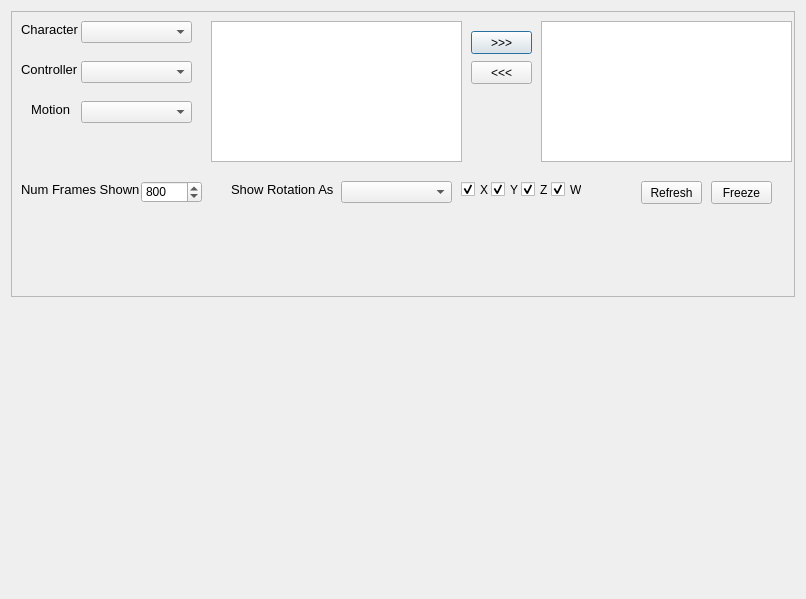
First picture: the form in core/smartbody/sbm-debugger/gui/designer/DataViewerDialog.ui, repository DrAlta/smartbody, before the edit.
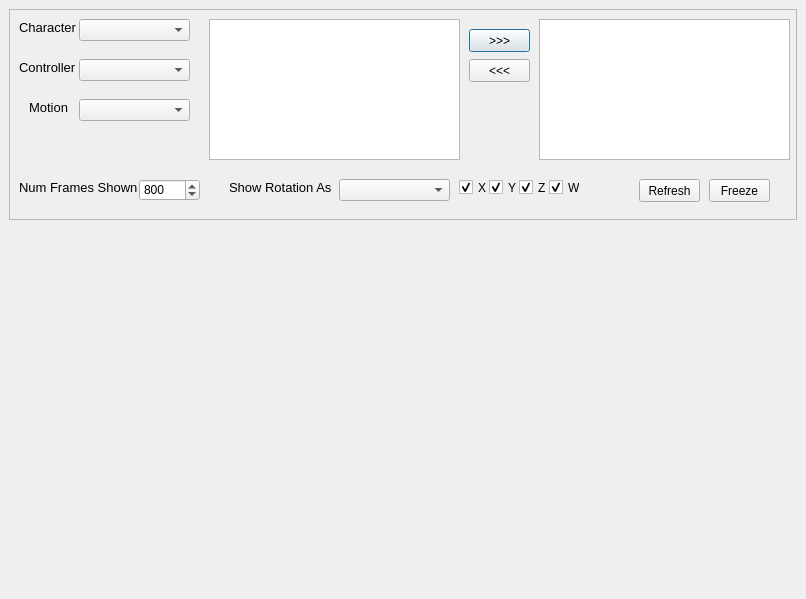
Second picture: the form after the edit.

Diff of the .ui file:
```diff
--- a/core/smartbody/sbm-debugger/gui/designer/DataViewerDialog.ui
+++ b/core/smartbody/sbm-debugger/gui/designer/DataViewerDialog.ui
@@ -13,9 +13,15 @@
   <property name="windowTitle">
    <string>Data Viewer</string>
   </property>
-  <layout class="QVBoxLayout" name="verticalLayout">
-   <item>
     <widget class="QFrame" name="frame">
+   <property name="geometry">
+    <rect>
+     <x>9</x>
+     <y>9</y>
+     <width>788</width>
+     <height>211</height>
+    </rect>
+   </property>
      <property name="frameShape">
       <enum>QFrame::StyledPanel</enum>
      </property>
@@ -314,11 +320,16 @@
       </property>
      </widget>
     </widget>
-   </item>
-   <item>
-    <widget class="QWidget" name="widget" native="true"/>
-   </item>
-  </layout>
+  <widget class="QWidget" name="renderSize" native="true">
+   <property name="geometry">
+    <rect>
+     <x>9</x>
+     <y>229</y>
+     <width>788</width>
+     <height>361</height>
+    </rect>
+   </property>
+  </widget>
  </widget>
  <resources/>
  <connections/>
```
Lines whose indentation alone changed are shown as unchanged.
